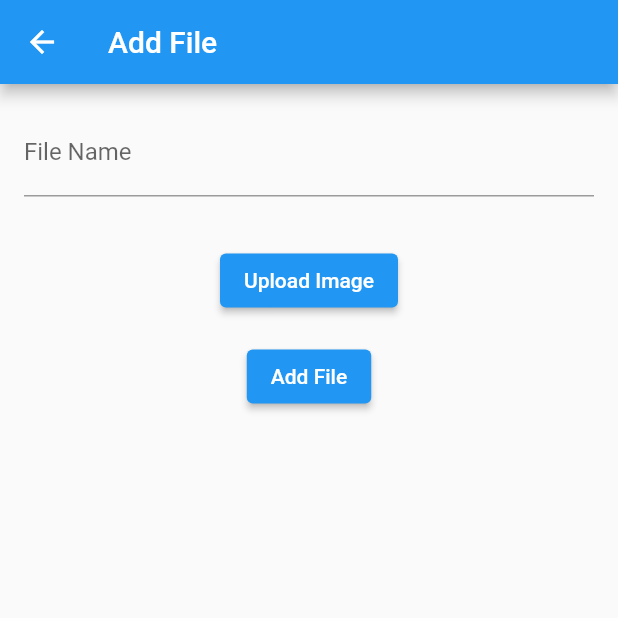
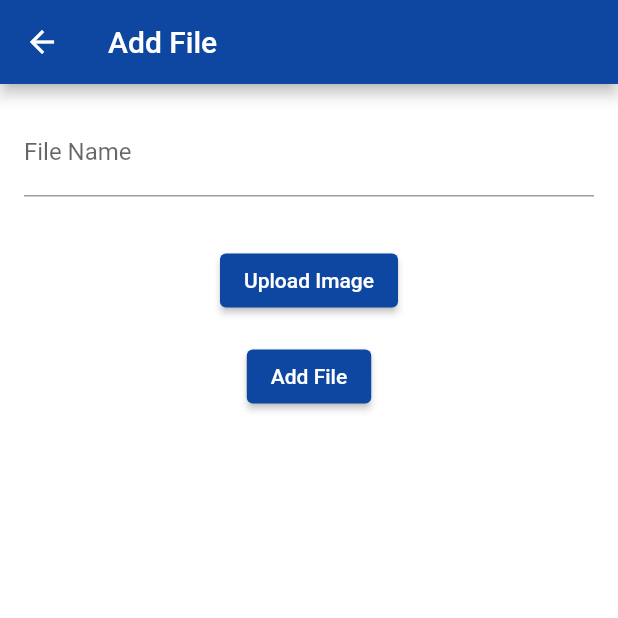
Before and after one commit to abdurrehmanabbasi/homeinventory, a Flutter app: the screen it shows after launch, after a tap on the "add" icon, on a phone screen of 412 x 824 dp, the top half of it. Run offline on Flutter 3.47's test engine with Material 2 defaults, Android fonts, the phone set to English and light mode, and no system bars; our stand-ins replace image_picker, pdf, printing, sqflite; accounts and stored records are empty.

Commit message:
update icon splash screen theme and dbname

```diff
--- a/lib/helpers/db_helper.dart
+++ b/lib/helpers/db_helper.dart
@@ -21,7 +21,7 @@ class DbHelper {
   Future<Database> initDatabase() async {
     String databasesPath = await getDatabasesPath();
 
-    final String path = join(databasesPath, 'inventorylatest.db');
+    final String path = join(databasesPath, 'groupe.db');
 
     return await openDatabase(path, version: 1, onCreate: (db, version) async {
       await db.execute('''
--- a/lib/main.dart
+++ b/lib/main.dart
@@ -1,5 +1,6 @@
 import 'package:flutter/material.dart';
 import 'package:inventory/pages/File/FilePage.dart';
+import 'package:inventory/pages/splash_screen.dart';
 
 void main() {
   runApp(const MyApp());
@@ -15,9 +16,16 @@ class MyApp extends StatelessWidget {
       title: 'Inventory',
       theme: ThemeData(
         primarySwatch: Colors.blue,
+        scaffoldBackgroundColor: Colors.white,
+        appBarTheme: AppBarTheme(backgroundColor: Colors.blue.shade900),
+        floatingActionButtonTheme:
+            FloatingActionButtonThemeData(backgroundColor: Colors.red.shade900),
+        elevatedButtonTheme: ElevatedButtonThemeData(
+            style: ElevatedButton.styleFrom(
+                backgroundColor: Colors.blue.shade900)),
         visualDensity: VisualDensity.adaptivePlatformDensity,
       ),
-      home: FilePage(),
+      home: SplashScreen(),
     );
   }
 }
--- /dev/null
+++ b/lib/pages/splash_screen.dart
@@ -0,0 +1,32 @@
+import 'dart:async';
+
+import 'package:flutter/material.dart';
+import 'package:inventory/pages/File/FilePage.dart';
+
+class SplashScreen extends StatefulWidget {
+  const SplashScreen({super.key});
+
+  @override
+  State<SplashScreen> createState() => _SplashScreenState();
+}
+
+class _SplashScreenState extends State<SplashScreen> {
+  @override
+  void initState() {
+    super.initState();
+    Timer(Duration(seconds: 3), () {
+      Navigator.of(context)
+          .pushReplacement(MaterialPageRoute(builder: (context) => FilePage()));
+    });
+  }
+
+  @override
+  Widget build(BuildContext context) {
+    return Scaffold(
+      backgroundColor: Colors.white,
+      body: Column(
+          mainAxisAlignment: MainAxisAlignment.center,
+          children: [Image.asset('assets/logo.jpg')]),
+    );
+  }
+}
--- a/lib/widgets/AnimatedListTile.dart
+++ b/lib/widgets/AnimatedListTile.dart
@@ -66,16 +66,16 @@ class _AnimatedListTileState extends State<AnimatedListTile>
               Container(
                 child: Text(
                   '${widget.loss ? '*Lossed' : ''}',
-                  style: TextStyle(color: Colors.red),
+                  style: TextStyle(color: Colors.red.shade900),
                 ),
               ),
               IconButton(
-                color: Colors.blue,
+                color: Colors.blue.shade700,
                 icon: Icon(Icons.edit),
                 onPressed: widget.onEditPressed,
               ),
               IconButton(
-                color: Colors.red,
+                color: Colors.red.shade700,
                 icon: Icon(Icons.delete),
                 onPressed: widget.onDeletePressed,
               ),
```
Also changed, not shown: lib/pages/Splash.dart (deleted, +0 -13 lines), pubspec.yaml (+6 -3 lines), assets/logo.jpg (added), pubspec.lock, 5 other files.
